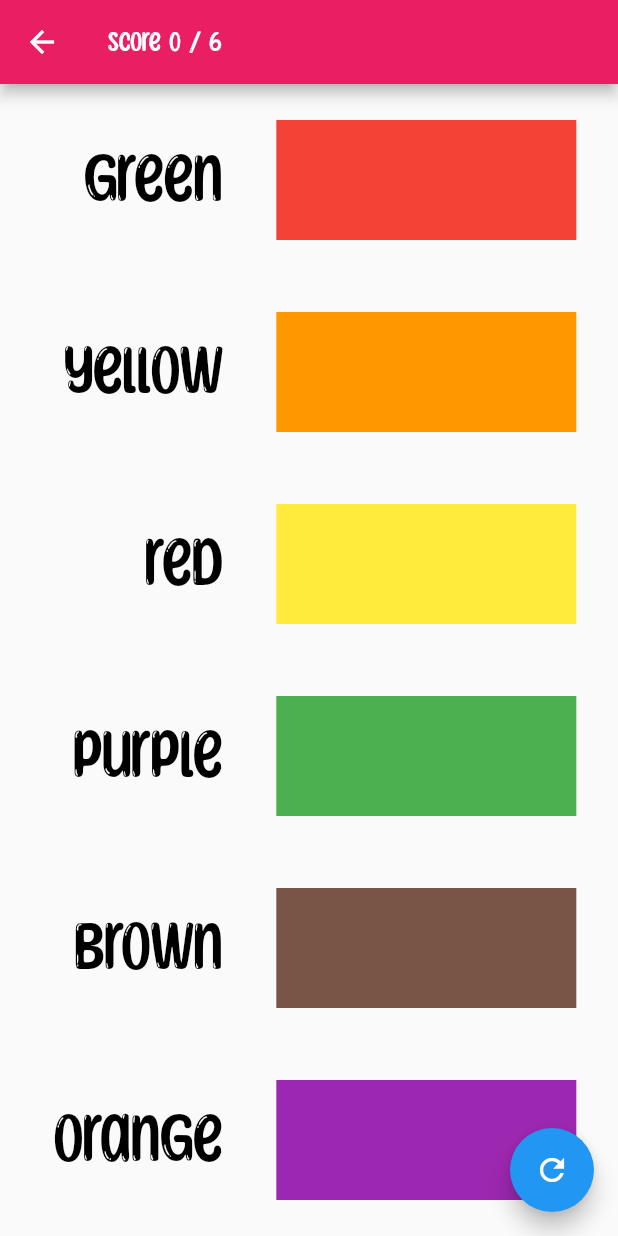
After one commit to master-8702/flutter_kids_matching_game, a Flutter app: the screen it shows after launch, after a tap on "Color Game", on a phone screen of 412 x 824 dp. The commit adds this screen. Run offline on Flutter 3.47's test engine with Material 2 defaults, Android fonts, the phone set to English and light mode, and no system bars; our stand-ins replace audioplayers.

Commit message:
add animal matching game section

```diff
--- a/lib/main.dart
+++ b/lib/main.dart
@@ -1,7 +1,9 @@
 import 'package:flutter/material.dart';
 import 'dart:math';
 import 'package:audioplayers/audioplayers.dart';
-import 'package:flutter_kids_matching_game/screens/color_game.dart';
+import 'package:flutter_kids_matching_game/screens/animal_game_screen.dart';
+import 'package:flutter_kids_matching_game/screens/color_game_screen.dart';
+import 'package:flutter_kids_matching_game/screens/game-list_screen.dart';
 
 void main() {
   runApp(MyApp());
@@ -16,6 +18,13 @@ class _MyAppState extends State<MyApp> {
   @override
   Widget build(BuildContext context) {
     return MaterialApp(
-        theme: ThemeData(fontFamily: 'Sunnyspells'), home: ColorGame());
+      theme: ThemeData(fontFamily: 'Sunnyspells'),
+      initialRoute: '/',
+      routes: {
+        '/': (context) => GameListScreen(),
+        '/colorGame': (context) => ColorGameScreen(),
+        '/animalGame': (context) => AnimalGameScreen(),
+      },
+    );
   }
 }
--- /dev/null
+++ b/lib/screens/color_game_screen.dart
@@ -0,0 +1,140 @@
+import 'dart:math';
+
+import 'package:audioplayers/audioplayers.dart';
+import 'package:flutter/material.dart';
+
+class ColorGameScreen extends StatefulWidget {
+  const ColorGameScreen({Key? key}) : super(key: key);
+
+  @override
+  State<ColorGameScreen> createState() => _ColorGameScreenState();
+}
+
+class _ColorGameScreenState extends State<ColorGameScreen> {
+  //map object to keep track of the player's score
+  final Map<String, bool> score = {};
+
+  //choices for the game
+  final Map choices = {
+    'green': Colors.green,
+    'yellow': Colors.yellow,
+    'red': Colors.red,
+    'purple': Colors.purple,
+    'brown': Colors.brown,
+    'orange': Colors.orange,
+  };
+
+  //random seed to shuffle order of items
+  int seed = 0;
+
+  // we use it to play sounds
+  final _audioController = AudioPlayer();
+
+  @override
+  Widget build(BuildContext context) {
+    return Scaffold(
+      appBar: AppBar(
+        title: Text('Score ${score.length} / 6'),
+        backgroundColor: Colors.pink,
+      ),
+      floatingActionButton: FloatingActionButton(
+        onPressed: () {
+          setState(() {
+            score.clear();
+            seed++;
+          });
+        },
+        child: Icon(Icons.refresh),
+      ),
+      body: Row(
+        mainAxisAlignment: MainAxisAlignment.spaceEvenly,
+        children: [
+          Column(
+              mainAxisAlignment: MainAxisAlignment.spaceAround,
+              crossAxisAlignment: CrossAxisAlignment.end,
+              children: choices.keys.map((colors) {
+                return Draggable<String>(
+                  data: colors,
+                  feedback: ColorWidget(color: colors),
+                  childWhenDragging: ColorWidget(
+                    color: colors,
+                  ),
+                  child:
+                      ColorWidget(color: score[colors] == true ? '✅' : colors),
+                );
+              }).toList()),
+          Column(
+            mainAxisAlignment: MainAxisAlignment.spaceAround,
+            children:
+                choices.keys.map((colors) => _buildDragTarget(colors)).toList()
+                  ..shuffle(
+                    (Random(seed)),
+                  ),
+          ),
+        ],
+      ),
+    );
+  }
+
+  Widget _buildDragTarget(color) {
+    return DragTarget<String>(
+      builder: (BuildContext context, List<String?> incoming, List rejected) {
+        if (score[color] == true) {
+          return Container(
+            color: Colors.white,
+            child: Text(
+              "Correct!",
+              style: (TextStyle(fontSize: 30)),
+            ),
+            alignment: Alignment.center,
+            height: 80,
+            width: 200,
+          );
+        } else {
+          return Container(
+            color: choices[color],
+            height: 80,
+            width: 200,
+          );
+        }
+      },
+      onWillAccept: (data) {
+        return data == color;
+      },
+      onAccept: (data) async {
+        setState(() {
+          score[color] = true;
+        });
+        // String url = 'assets/sounds/success_bell.mp3';
+        // await _audioController.play(DeviceFileSource(url));
+        // await _audioController.setSource(AssetSource('success_bell.mp3'));
+        await _audioController.play(
+          AssetSource('sounds/success_bell.mp3'),
+        );
+      },
+      onLeave: (data) {},
+    );
+  }
+}
+
+class ColorWidget extends StatelessWidget {
+  late final String color;
+
+  ColorWidget({required this.color});
+
+  @override
+  Widget build(BuildContext context) {
+    return Material(
+      color: Colors.transparent,
+      child: Container(
+        alignment: Alignment.center,
+        height: 100,
+        padding: EdgeInsets.all(8),
+        child: Text(
+          color,
+          style: TextStyle(color: Colors.black, fontSize: 50),
+        ),
+      ),
+    );
+  }
+}
--- /dev/null
+++ b/lib/screens/game-list_screen.dart
@@ -0,0 +1,47 @@
+import 'package:flutter/material.dart';
+import 'package:flutter_kids_matching_game/screens/color_game_screen.dart';
+
+class GameListScreen extends StatefulWidget {
+  const GameListScreen({Key? key}) : super(key: key);
+
+  @override
+  State<GameListScreen> createState() => _GameListScreenState();
+}
+
+class _GameListScreenState extends State<GameListScreen> {
+  @override
+  Widget build(BuildContext context) {
+    return MaterialApp(
+      home: Scaffold(
+        body: Column(
+          mainAxisAlignment: MainAxisAlignment.center,
+          crossAxisAlignment: CrossAxisAlignment.stretch,
+          children: [
+            TextButton(
+              style: ElevatedButton.styleFrom(
+                primary: Colors.black,
+                shape: BeveledRectangleBorder(
+                    borderRadius: BorderRadius.circular(12)),
+              ),
+              onPressed: () {
+                Navigator.pushNamed(context, '/colorGame');
+              },
+              child: Text("Color Game"),
+            ),
+            TextButton(
+              style: ElevatedButton.styleFrom(
+                primary: Colors.black,
+                shape: BeveledRectangleBorder(
+                    borderRadius: BorderRadius.circular(12)),
+              ),
+              onPressed: () {
+                Navigator.pushNamed(context, '/animalGame');
+              },
+              child: Text("Animal Game"),
+            )
+          ],
+        ),
+      ),
+    );
+  }
+}
```
Also changed, not shown: lib/screens/animal_game_screen.dart (renamed from lib/screens/color_game.dart, +55 -32 lines).
